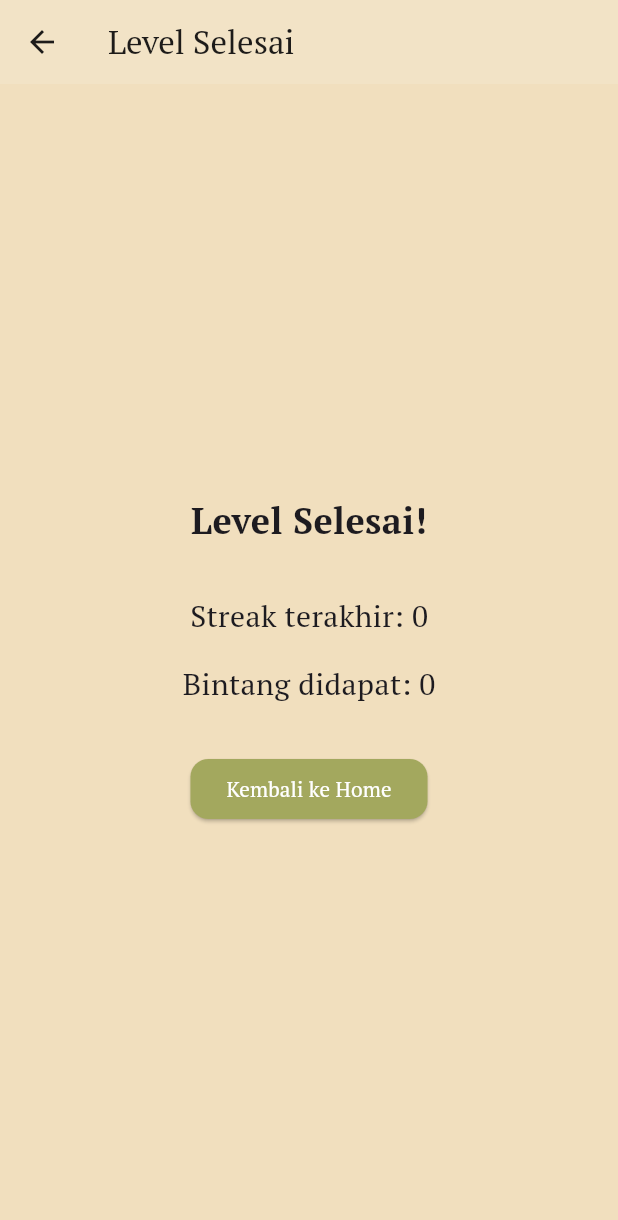
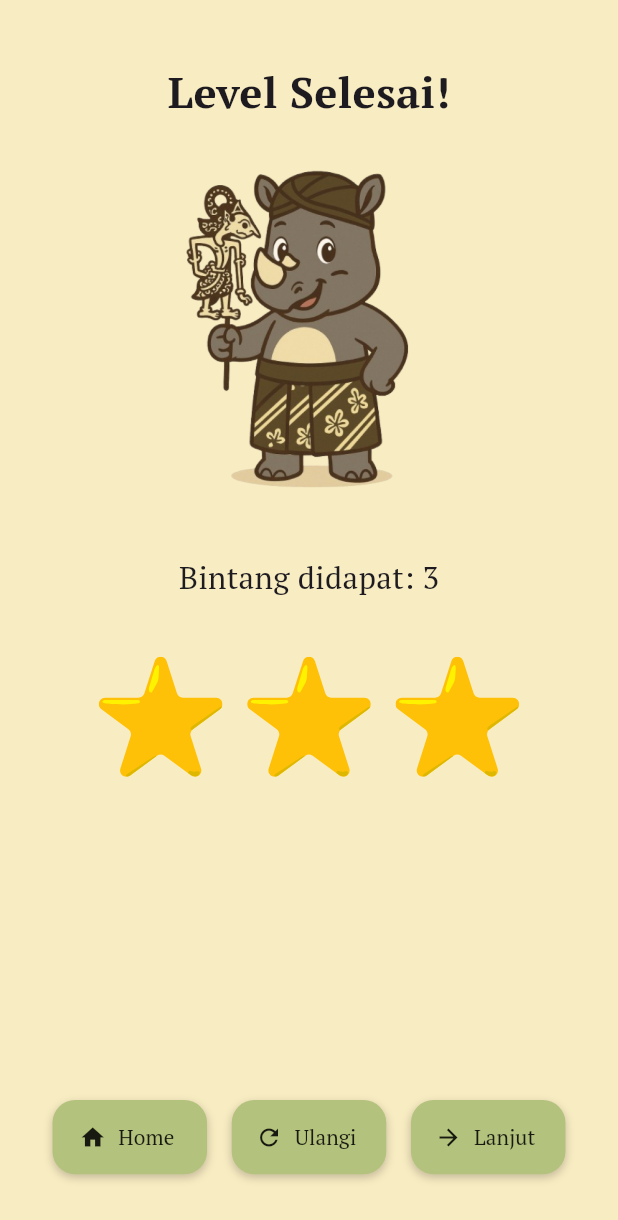
Before and after one commit to Nayzzilar/adibasa_app, a Flutter app: the LevelCompletePage screen opened directly, on a phone screen of 412 x 824 dp. Shown: the top 1220 px of the screen. Run offline on Flutter 3.47's test engine with Material 3 defaults, Android fonts, the phone set to English and light mode, and no system bars; our stand-ins replace cloud_firestore, firebase_core, flutter_svg, get, google_fonts, shared_preferences; accounts and stored records are empty.

Commit message:
edit level_complete_page.dart

```diff
--- a/lib/main.dart
+++ b/lib/main.dart
@@ -3,7 +3,6 @@ import 'package:firebase_core/firebase_core.dart';
 import 'package:flutter/material.dart';
 import 'package:get/get.dart';
 import 'package:provider/provider.dart';
-import 'package:shared_preferences/shared_preferences.dart';
 
 import 'navigation/bottom_navbar_controller.dart';
 import 'navigation/page_route.dart';
@@ -16,46 +15,35 @@ void main() async {
   WidgetsFlutterBinding.ensureInitialized();
   FirebaseApp app = await Firebase.initializeApp();
 
-  Get.put(BottomNavbarController()); // inject controller GetX
+  Get.put(BottomNavbarController());
 
-  //proses menghidupkan cache dari firestore offline
   FirebaseFirestore.instance.settings = const Settings(
     persistenceEnabled: true,
-    cacheSizeBytes: Settings.CACHE_SIZE_UNLIMITED, // Opsional: unlimited cache
+    cacheSizeBytes: Settings.CACHE_SIZE_UNLIMITED,
   );
 
-  final prefs = await SharedPreferencesWithCache.create(
-    cacheOptions: SharedPreferencesWithCacheOptions(),
-  );
-  final bool onboardingComplete = prefs.getBool('onboarding_complete') ?? false;
-  print("Firebase initialized: ${app.name}");
-  print('onboardingComplete: $onboardingComplete');
-  runApp(MyApp(onboardingComplete: onboardingComplete));
+  runApp(const MyApp());
 }
 
 class MyApp extends StatelessWidget {
-  final bool onboardingComplete;
-  const MyApp({super.key, required this.onboardingComplete});
+  const MyApp({super.key});
 
   @override
   Widget build(BuildContext context) {
     TextTheme textTheme = createTextTheme(context, "Nunito", "PT Serif");
     MaterialTheme theme = MaterialTheme(textTheme);
+
     return MultiProvider(
       providers: [
         ChangeNotifierProvider(create: (_) => StreakProvider()),
         ChangeNotifierProvider(create: (_) => StarProvider()),
       ],
       child: GetMaterialApp(
-        // <--- WAJIB GetMaterialApp
         debugShowCheckedModeBanner: false,
-        title: 'Adibasa App',
+        title: 'Adibasa App - Debug Mode',
         theme: theme.light(),
-        initialRoute:
-            onboardingComplete
-                ? 'beranda'
-                : '/onboarding', // langsung ke beranda
-        getPages: PageRouteApp.pages, // pakai route yang sudah kamu buat
+        initialRoute: '/level-complete', // 👈 Debug route
+        getPages: PageRouteApp.pages, // 👈 Penting agar route /level-complete dikenali
       ),
     );
   }
--- a/lib/navigation/page_route.dart
+++ b/lib/navigation/page_route.dart
@@ -1,5 +1,7 @@
 import 'package:adibasa_app/onboarding/first_page.dart';
+import 'package:adibasa_app/screens/level_complete_page.dart';
 import 'package:adibasa_app/screens/level_selection.dart';
+import 'package:adibasa_app/screens/multiple_choice_page.dart';
 import 'package:get/get.dart';
 import 'package:adibasa_app/screens/kamus.dart';
 import 'package:adibasa_app/navigation/route_name.dart';
@@ -13,6 +15,8 @@ class PageRouteApp {
     GetPage(name: RouteName.kamus, page: () => Kamus()),
     GetPage(name: RouteName.beranda, page: () => LevelSelection()),
     GetPage(name: RouteName.onboarding, page: () => FirstPage()),
+    GetPage(name: RouteName.levelcomplete, page: () => LevelCompletePage()),
+    GetPage(name: RouteName.debugMCQ, page: () => MultipleChoicePage()),
     // GetPage(
     //   name: RouteName.koleksi ,
     //   page: () =>  Koleksi()
--- a/lib/navigation/route_name.dart
+++ b/lib/navigation/route_name.dart
@@ -4,5 +4,6 @@ abstract class RouteName {
   static const beranda = '/beranda';
   static const kamus = '/kamus';
   static const onboarding = '/onboarding';
-  // static const koleksi = '/album';
+  static const levelcomplete = '/level-complete';
+  static const debugMCQ = '/debug-mcq';
 }
--- a/lib/screens/level_complete_page.dart
+++ b/lib/screens/level_complete_page.dart
@@ -2,31 +2,149 @@ import 'package:flutter/material.dart';
 import 'package:provider/provider.dart';
 import '../providers/star_provider.dart';
 import '../providers/streak_provider.dart';
+import '../widgets/star_rating.dart';
 
 class LevelCompletePage extends StatelessWidget {
   const LevelCompletePage({Key? key}) : super(key: key);
 
+  // Widget helper untuk membuat tombol
+  Widget _buildButton(BuildContext context, double width, double height, IconData icon, String label, VoidCallback onPressed) {
+    return Container(
+      width: width,
+      height: height,
+      decoration: BoxDecoration(
+        color: const Color(0xFFB3C27C),
+        borderRadius: BorderRadius.circular(15),
+        boxShadow: [
+          BoxShadow(
+            color: Colors.black.withOpacity(0.2),
+            blurRadius: 4,
+            offset: const Offset(0, 2),
+          ),
+        ],
+      ),
+      child: TextButton.icon(
+        onPressed: onPressed,
+        icon: Icon(icon, color: Colors.black87),
+        label: Text(
+          label,
+          style: const TextStyle(
+            fontSize: 14,
+            fontWeight: FontWeight.w500,
+            color: Colors.black87,
+          ),
+        ),
+      ),
+    );
+  }
+
   @override
   Widget build(BuildContext context) {
+    final screenWidth = MediaQuery.of(context).size.width;
+    final screenHeight = MediaQuery.of(context).size.height;
     final streak = Provider.of<StreakProvider>(context, listen: false).streak;
-    final star = Provider.of<StarProvider>(context, listen: false).star;
+    final star = 3;
+
     return Scaffold(
-      appBar: AppBar(title: const Text('Level Selesai')),
+      backgroundColor: const Color(0xFFF8ECC2), // Warna background sesuai dengan screenshot
       body: Center(
         child: Column(
-          mainAxisAlignment: MainAxisAlignment.center,
           children: [
-            const Text('Level Selesai!', style: TextStyle(fontSize: 24, fontWeight: FontWeight.bold)),
-            const SizedBox(height: 32),
-            Text('Streak terakhir: $streak', style: const TextStyle(fontSize: 20)),
-            const SizedBox(height: 16),
-            Text('Bintang didapat: $star', style: const TextStyle(fontSize: 20)),
-            const SizedBox(height: 32),
-            ElevatedButton(
-              onPressed: () {
-                Navigator.of(context).popUntil((route) => route.isFirst);
-              },
-              child: const Text('Kembali ke Home'),
+            // Area untuk status bar
+            Container(height: screenHeight * 0.05),
+
+            // Judul di bagian atas
+            Text(
+                'Level Selesai!',
+                style: TextStyle(
+                    fontSize: screenWidth * 0.07,
+                    fontWeight: FontWeight.bold
+                )
+            ),
+
+            // Karakter/gambar - proporsi sekitar 30% tinggi layar
+            Container(
+              margin: EdgeInsets.only(top: screenHeight * 0.03),
+              height: screenHeight * 0.3,
+              child: Image.asset(
+                'assets/images/icon.png',
+                fit: BoxFit.contain,
+              ),
+            ),
+
+            // Informasi bintang
+            Container(
+              margin: EdgeInsets.only(top: screenHeight * 0.02),
+              child: Text(
+                  'Bintang didapat: $star',
+                  style: TextStyle(
+                      fontSize: screenWidth * 0.05,
+                      fontWeight: FontWeight.w500
+                  )
+              ),
+            ),
+
+            // Tampilan bintang - proporsi sekitar 15% tinggi layar
+            Container(
+              margin: EdgeInsets.only(top: screenHeight * 0.02),
+              height: screenHeight * 0.15,
+              child: StarRating(
+                starCount: star,
+                size: screenWidth * 0.2,
+                spacing: screenWidth * 0.04,
+              ),
+            ),
+
+            // Spacer menggunakan Expanded
+            Expanded(child: Container()),
+
+            // Tiga tombol sejajar horizontal
+            Container(
+              margin: EdgeInsets.only(bottom: screenHeight * 0.05),
+              child: Row(
+                mainAxisAlignment: MainAxisAlignment.center,
+                children: [
+                  // Tombol 1
+                  _buildButton(
+                    context,
+                    screenWidth * 0.25,
+                    screenHeight * 0.06,
+                    Icons.home,
+                    'Home',
+                        () => Navigator.of(context).popUntil((route) => route.isFirst),
+                  ),
+
+                  // Jarak antar tombol
+                  SizedBox(width: screenWidth * 0.04),
+
+                  // Tombol 2
+                  _buildButton(
+                    context,
+                    screenWidth * 0.25,
+                    screenHeight * 0.06,
+                    Icons.refresh,
+                    'Ulangi',
+                        () => Navigator.of(context).pop(),
+                  ),
+
+                  // Jarak antar tombol
+                  SizedBox(width: screenWidth * 0.04),
+
+                  // Tombol 3
+                  _buildButton(
+                    context,
+                    screenWidth * 0.25,
+                    screenHeight * 0.06,
+                    Icons.arrow_forward,
+                    'Lanjut',
+                        () {
+                      // Navigasi ke level berikutnya
+                      // Implementasi sesuai kebutuhan
+                      Navigator.of(context).pop();
+                    },
+                  ),
+                ],
+              ),
             ),
           ],
         ),
--- a/lib/screens/level_selection.dart
+++ b/lib/screens/level_selection.dart
@@ -4,8 +4,7 @@ import 'package:adibasa_app/widgets/level_selection/status_bar_level_selection.d
 import 'package:flutter/material.dart';
 import 'package:adibasa_app/widgets/level_selection/level_unlocked.dart';
 import 'package:adibasa_app/dummy/levels_dummy.dart';
-
-import '../models/level.dart';
+import 'package:adibasa_app/models/level.dart';
 
 
 class LevelSelection extends StatelessWidget {
```
